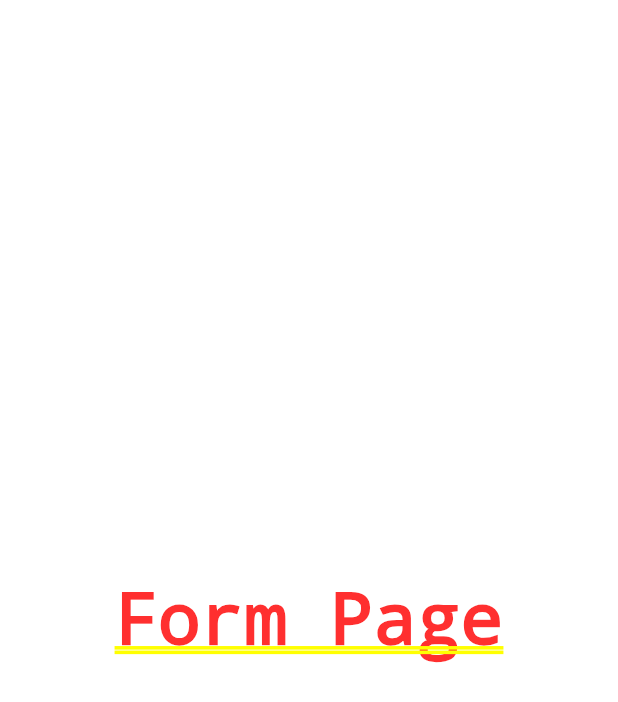
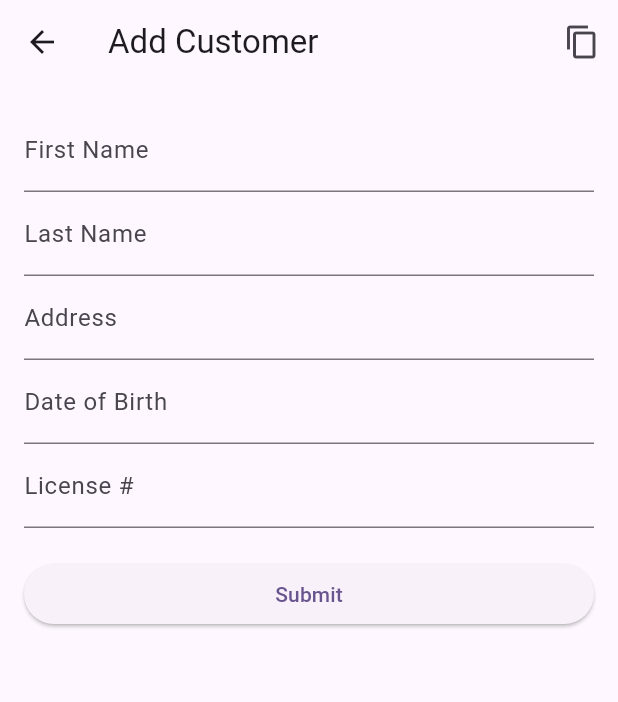
Before and after one commit to JessySeo9955/flutter_CST2335, a Flutter app: the CustomerListPage screen opened by its route, after a tap on the "add" icon, on a phone screen of 412 x 824 dp. Shown: the top 702 px of the screen. Run offline on Flutter 3.47's test engine with Material 3 defaults, Android fonts, the phone set to English and light mode, and no system bars; our stand-ins replace floor, sqflite; missing offline and left inert: encrypted_shared_preferences; accounts and stored records are empty; generated files the repository leaves out were written again.

Commit message:
customer list, form page

```diff
--- a/lib/customer/page/customer_form_page.dart
+++ b/lib/customer/page/customer_form_page.dart
@@ -2,6 +2,7 @@ import 'package:flutter/cupertino.dart';
 import 'package:flutter/material.dart';
 
 import '../data/customer_model.dart';
+import '../service/customer_service.dart';
 
 class CustomerFormPage extends StatefulWidget {
   final Customer? customer;
@@ -10,13 +11,169 @@ class CustomerFormPage extends StatefulWidget {
   CustomerFormPage({this.customer, this.onSave});
 
   @override
-  _CustomerFormPageState createState() => _CustomerFormPageState();
+  _CustomerFormPageState createState() {
+    return _CustomerFormPageState();
+  }
 }
 
 class _CustomerFormPageState extends State<CustomerFormPage> {
+  late CustomerService _service;
+
+  late TextEditingController _firstController;
+  late TextEditingController _lastController;
+  late TextEditingController _addressController;
+  late TextEditingController _dobController;
+  late TextEditingController _licenseController;
+
+  bool _editing = false;
+
+  @override
+  void initState() {
+    super.initState();
+    _init();
+
+    _editing = widget.customer != null;
+    _firstController = TextEditingController(
+      text: widget.customer?.firstName ?? "",
+    );
+    _lastController = TextEditingController(
+      text: widget.customer?.lastName ?? "",
+    );
+    _addressController = TextEditingController(
+      text: widget.customer?.address ?? "",
+    );
+    _dobController = TextEditingController(
+      text: widget.customer?.birthdate ?? "",
+    );
+    _licenseController = TextEditingController(
+      text: widget.customer?.licenseNo ?? "",
+    );
+  }
+
+  Future<void> _init() async {
+    _service = await CustomerService.create();
+    setState(() {});
+  }
+
+  void _save() async {
+    final customer = Customer(
+      id: _editing ? widget.customer!.id : null, // IMPORTANT
+      firstName: _firstController.text ?? "",
+      lastName: _lastController.text ?? "",
+      address: _addressController.text ?? "",
+      birthdate: _dobController.text ?? "",
+      licenseNo: _licenseController.text ?? "",
+    );
+
+    if (!_service.validateFields(customer)) {
+      ScaffoldMessenger.of(
+        context,
+      ).showSnackBar(SnackBar(content: const Text('Please fill all fields')));
+      return;
+    }
+
+    if (_editing) {
+      await _service.updateCustomer(customer);
+      ScaffoldMessenger.of(
+        context,
+      ).showSnackBar(const SnackBar(content: Text("Customer updated")));
+    } else {
+      await _service.saveCustomer(customer);
+      ScaffoldMessenger.of(
+        context,
+      ).showSnackBar(const SnackBar(content: Text("Customer added")));
+    }
+
+    widget.onSave?.call();
+    Navigator.pop(context);
+  }
+
+  void _delete() {
+    showDialog(
+      context: context,
+      builder: (dialogContext) => AlertDialog(
+        title: Text('Delete?'),
+        content: Text('Are you sure?'),
+        actions: [
+          TextButton(
+            child: Text('cancel'),
+            onPressed: () => Navigator.pop(context),
+          ),
+          TextButton(
+            child: Text('Delete'),
+            onPressed: () async {
+              await _service.deleteCustomer(widget.customer!);
+              widget.onSave?.call();
+
+              Navigator.pop(dialogContext);
+
+              Navigator.pop(context);
+            },
+          ),
+        ],
+      ),
+    );
+  }
+
   @override
   Widget build(BuildContext context) {
-    return Center(child: Text('Form Page'));
+    return Scaffold(
+      appBar: AppBar(
+        title: Text(_editing ? 'Edit Customer' : 'Add Customer'),
+        actions: [
+          IconButton(
+            icon: Icon(Icons.copy),
+            onPressed: () async {
+              Customer? customer = await _service.loadLastCustomer();
+              if (customer != null) {
+                _firstController.text = customer.firstName;
+                _lastController.text = customer.lastName;
+                _addressController.text = customer.address;
+                _dobController.text = customer.birthdate;
+                _licenseController.text = customer.licenseNo;
+              }
+            },
+          ),
+        ],
+      ),
+      body: Padding(
+        padding: const EdgeInsets.all(16),
+        child: ListView(
+          children: [
+            TextField(
+              controller: _firstController,
+              decoration: InputDecoration(labelText: "First Name"),
+            ),
+            TextField(
+              controller: _lastController,
+              decoration: InputDecoration(labelText: "Last Name"),
+            ),
+            TextField(
+              controller: _addressController,
+              decoration: InputDecoration(labelText: "Address"),
+            ),
+            TextField(
+              controller: _dobController,
+              decoration: InputDecoration(labelText: "Date of Birth"),
+            ),
+            TextField(
+              controller: _licenseController,
+              decoration: InputDecoration(labelText: "License #"),
+            ),
+            SizedBox(height: 20),
+            ElevatedButton(
+              onPressed: _save,
+              child: Text(_editing ? "Update" : "Submit"),
+            ),
+            if (_editing)
+              ElevatedButton(
+                onPressed: _delete,
+                style: ElevatedButton.styleFrom(backgroundColor: Colors.red),
+                child: Text("Delete"),
+              ),
+          ],
+        ),
+      ),
+    );
   }
-
 }
--- a/lib/customer/page/customer_list_page.dart
+++ b/lib/customer/page/customer_list_page.dart
@@ -109,7 +109,8 @@ class _CustomerListPageState extends State<CustomerListPage> {
         _selectedIndex = _customers.indexOf(customer);
       });
     } else {
-      // TODO
+      Navigator.push(context,
+          MaterialPageRoute(builder: (_) => CustomerFormPage(customer: customer, onSave: _reload)));
     }
   }
 }
--- /dev/null
+++ b/lib/customer/service/customer_service.dart
@@ -0,0 +1,68 @@
+import '../data/customer_dao.dart';
+import '../data/customer_database.dart';
+import '../data/customer_model.dart';
+import '../preference/customer_prefs.dart';
+
+class CustomerService {
+
+  late CustomerDao _dao;
+
+  CustomerService._();
+
+  static Future<CustomerService> create() async {
+    final service = CustomerService._();
+
+    // Open DB + get DAO
+    final db = await $FloorCustomerDatabase
+        .databaseBuilder("customer.db")
+        .build();
+    service._dao = db.customerDao;
+
+    return service;
+  }
+
+  bool validateFields(Customer customer) {
+    return customer.firstName.isNotEmpty &&
+        customer.lastName.isNotEmpty &&
+        customer.address.isNotEmpty &&
+        customer.birthdate.isNotEmpty &&
+        customer.licenseNo.isNotEmpty;
+  }
+
+  Future<void> saveCustomer(Customer customer) async {
+    await _dao.insertCustomer(customer);
+
+    await CustomerPrefs.saveLastCustomer({
+      "firstName": customer.firstName,
+      "lastName": customer.lastName,
+      "address": customer.address,
+      "birthdate": customer.birthdate,
+      "licenseNo": customer.licenseNo,
+    });
+  }
+
+  Future<int> updateCustomer(Customer customer) async {
+    return await _dao.updateCustomer(customer);
+  }
+
+  Future<void> deleteCustomer(Customer customer) async {
+    await _dao.deleteCustomer(customer);
+  }
+
+  Future<List<Customer>> getCustomers() {
+    return _dao.getAllCustomers();
+  }
+
+  Future<Customer?> loadLastCustomer() async {
+    Map<String, String>? saved = await CustomerPrefs.loadLastCustomer();
+    if (saved == null) return null;
+      return  Customer(
+        firstName: saved['firstName'] ?? "",
+        lastName: saved['lastName'] ?? "",
+        address: saved['address'] ?? "",
+        birthdate: saved['birthdate'] ?? "",
+        licenseNo: saved['licenseNo'] ?? "",
+      );
+  }
+
+}
```
Also changed, not shown: lib/customer/preference/customer_prefs.dart (renamed from lib/customer/utils/customer_prefs.dart).
